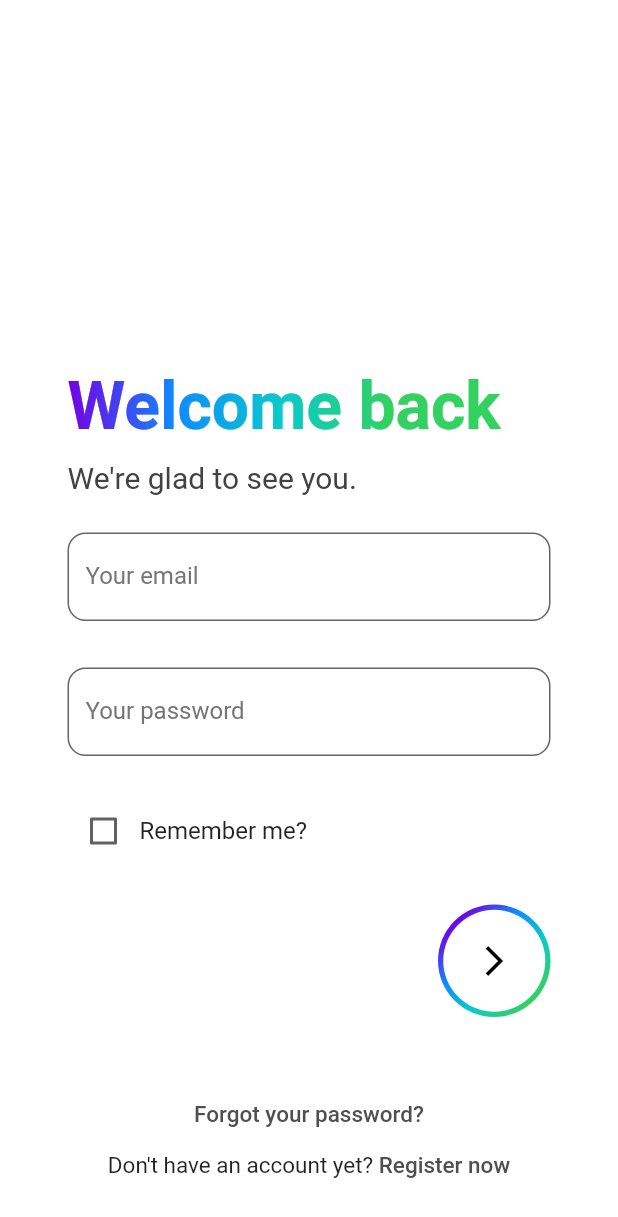
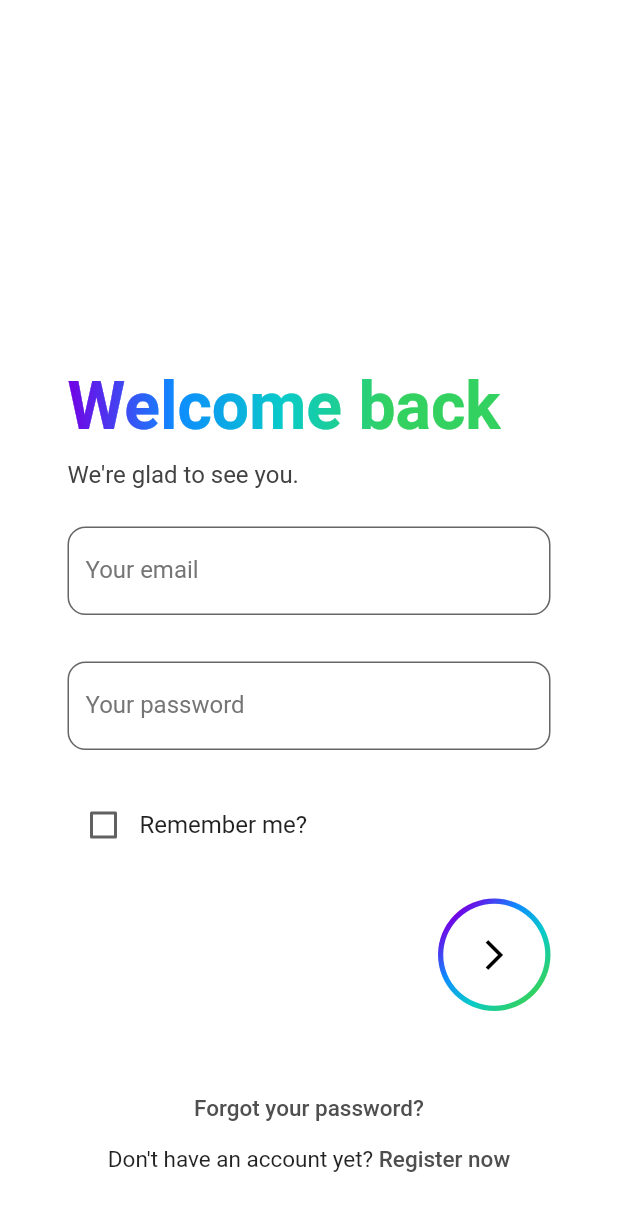
Before and after one commit to rosiebabbra/catalyst, a Flutter app: the LoginScreen screen opened by its route, on a phone screen of 412 x 824 dp. Shown: the top 1217 px of the screen. Run offline on Flutter 3.47's test engine with Material 2 defaults, Android fonts, the phone set to English and light mode, and no system bars; our stand-ins replace chewie, cloud_firestore, equatable, firebase_auth, firebase_core, firebase_messaging and 9 more; missing offline and left inert: multiple_search_selection, swipable_stack; accounts and stored records are empty; generated files the repository leaves out were written again.

Commit message:
Update font size after viewing on phone

```diff
--- a/frontend/lib/login/login_screen.dart
+++ b/frontend/lib/login/login_screen.dart
@@ -56,7 +56,7 @@ class _LoginScreenState extends State<LoginScreen> {
                       alignment: Alignment.centerLeft,
                       child: Text(
                         "We're glad to see you.",
-                        style: TextStyle(color: Colors.grey[800], fontSize: 20),
+                        style: TextStyle(color: Colors.grey[800], fontSize: 16),
                       )),
                   const SizedBox(height: 25),
                   TextField(
```
